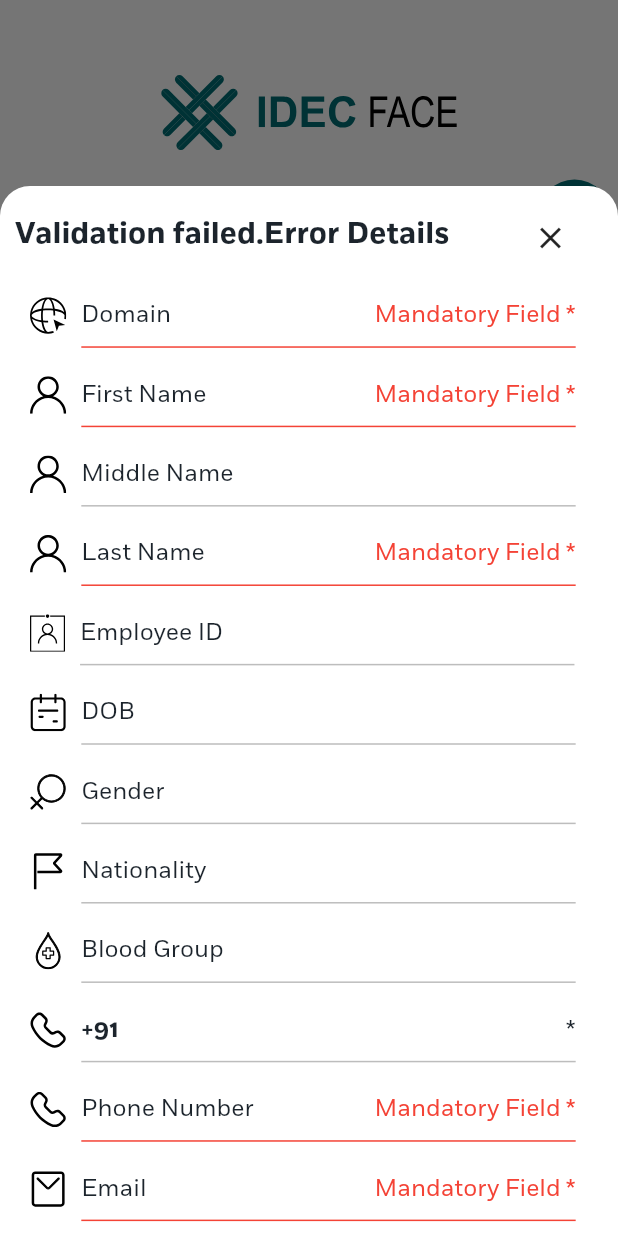
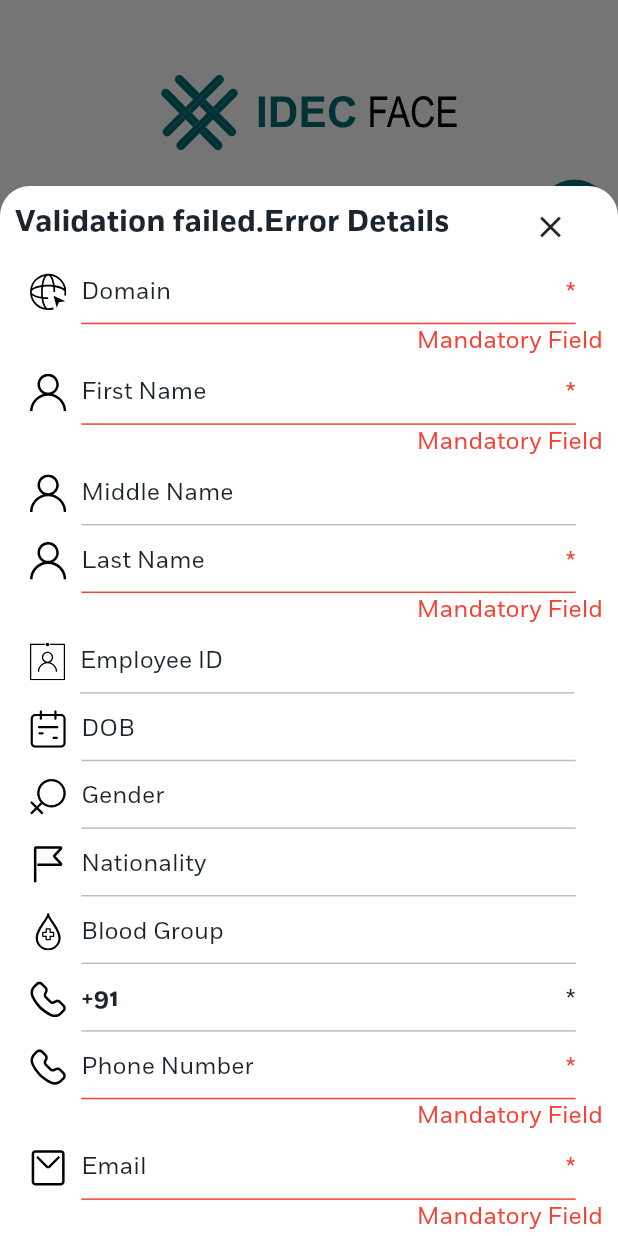
Before and after one commit to noeljolly09/idec_face, a Flutter app: the RegistrationPage screen opened by its route, after a tap on an icon or button, on a phone screen of 412 x 824 dp. Run offline on Flutter 3.47's test engine with Material 2 defaults, Android fonts, the phone set to English and light mode, and no system bars; drawn by our look-alikes of smooth_page_indicator; our stand-ins replace flutter_riverpod, flutter_svg, google_nav_bar, package_info_plus; missing offline and left inert: country_list_pick, drop_down_list.

Commit message:
added validation text to bottom

```diff
--- a/lib/screens/registration/widgets/validation/validation_text.dart
+++ b/lib/screens/registration/widgets/validation/validation_text.dart
@@ -19,7 +19,11 @@ class ValidationText extends StatelessWidget {
   @override
   Widget build(BuildContext context) {
     double width10 = MediaQuery.of(context).size.width / 41.142;
-    return Row(
+    return Column(
+      mainAxisAlignment: MainAxisAlignment.start,
+      crossAxisAlignment: CrossAxisAlignment.start,
+      children: [
+        Row(
           children: [
             Container(width: width10),
             SvgPicture.asset(
@@ -47,8 +51,7 @@ class ValidationText extends StatelessWidget {
                         ),
                       ),
                     ),
-          child: Stack(children: [
-            Row(
+              child: Row(
                 mainAxisAlignment: MainAxisAlignment.spaceBetween,
                 children: [
                   controllertext.isNotEmpty
@@ -76,8 +79,11 @@ class ValidationText extends StatelessWidget {
                         ),
                 ],
               ),
+            ),
+          ],
+        ),
         Container(
-              margin: const EdgeInsets.only(right: 10),
+          margin: const EdgeInsets.only(left: 10),
           child: Align(
               alignment: Alignment.bottomRight,
               child: controllertext.isNotEmpty
@@ -87,8 +93,6 @@ class ValidationText extends StatelessWidget {
                       style: TextStyle(color: Colors.red),
                     )),
         ),
-          ]),
-        ),
       ],
     );
   }
```
Lines whose indentation alone changed are shown as unchanged.
